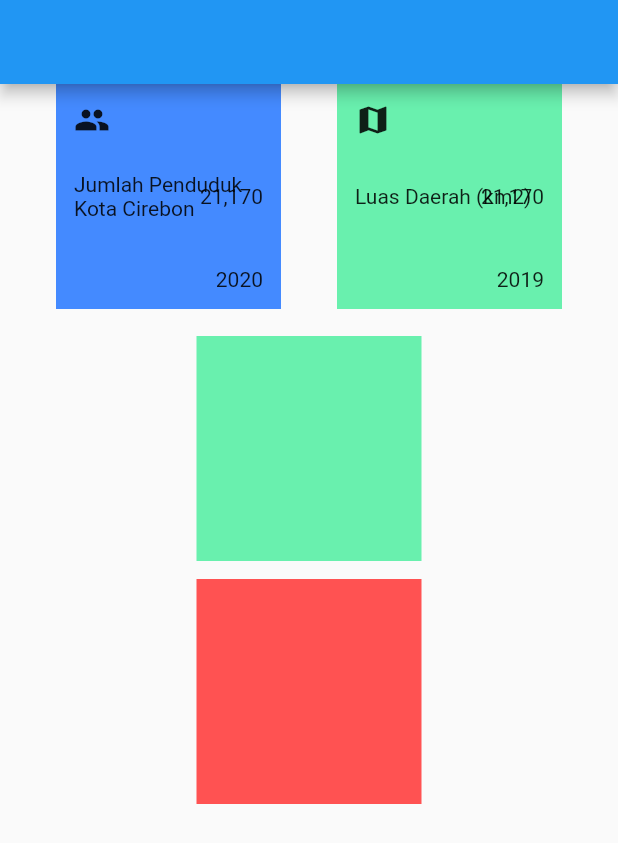
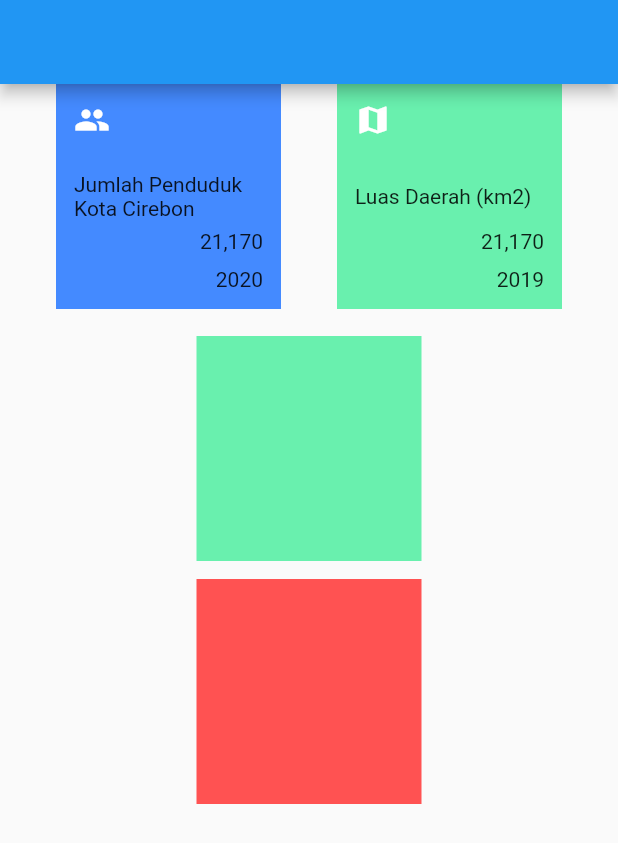
Before and after one commit to geniusvale/cirebon_onstats, a Flutter app: the screen it shows after launch, on a phone screen of 412 x 824 dp. Shown: the top 843 px of the screen. Run offline on Flutter 3.47's test engine with Material 2 defaults, Android fonts, the phone set to English and light mode, and no system bars; our stand-ins replace firebase_core; accounts and stored records are empty.

Commit message:
fixing card

```diff
--- a/lib/main.dart
+++ b/lib/main.dart
@@ -36,14 +36,16 @@ class MyApp extends StatelessWidget {
                       children: [
                         Align(
                           alignment: Alignment.topLeft,
-                          child: Icon(Icons.people),
+                          child: Icon(Icons.people, color: Colors.white,),
                         ),
                         Align(
                           alignment: Alignment.centerLeft,
                           child: Text('Jumlah Penduduk Kota Cirebon'),
                         ),
-                        Align(
-                          alignment: Alignment.centerRight,
+                        Positioned(
+                          bottom: 25,
+                          right: 0,
+                          // alignment: Alignment.centerRight,
                           child: Text('21,170'),
                         ),
                         Align(
@@ -62,14 +64,16 @@ class MyApp extends StatelessWidget {
                       children: [
                         Align(
                           alignment: Alignment.topLeft,
-                          child: Icon(Icons.map),
+                          child: Icon(Icons.map, color: Colors.white),
                         ),
                         Align(
                           alignment: Alignment.centerLeft,
                           child: Text('Luas Daerah (km2)'),
                         ),
-                        Align(
-                          alignment: Alignment.centerRight,
+                        Positioned(
+                          bottom: 25,
+                          right: 0,
+                          // alignment: Alignment.centerRight,
                           child: Text('21,170'),
                         ),
                         Align(
```
